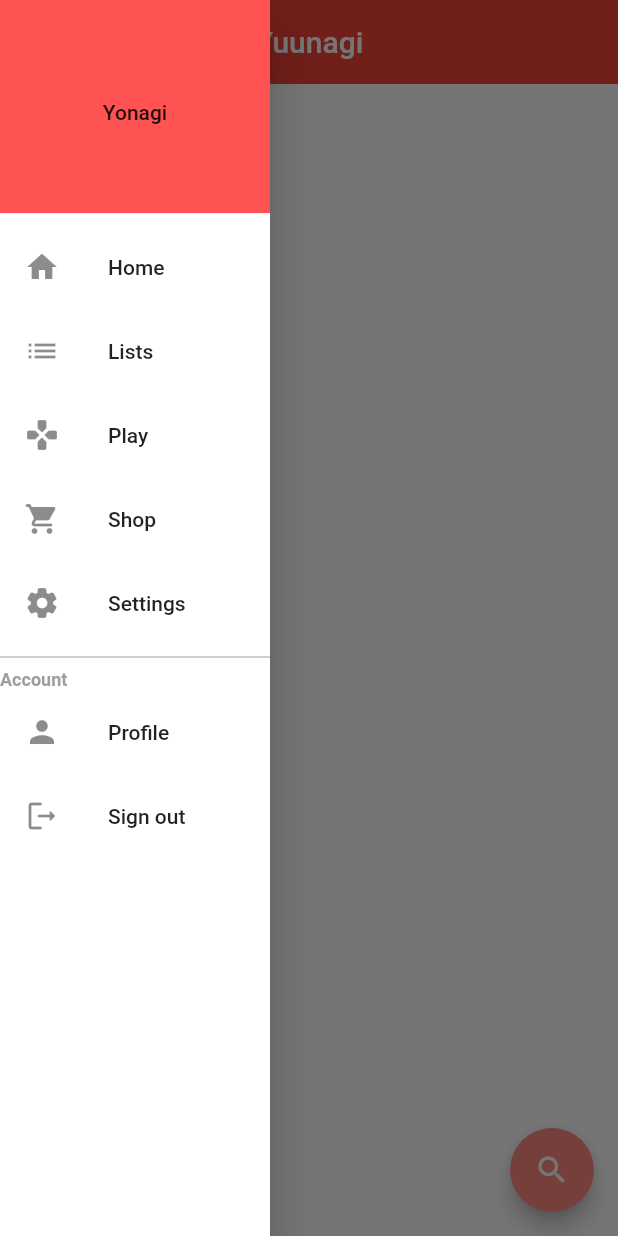
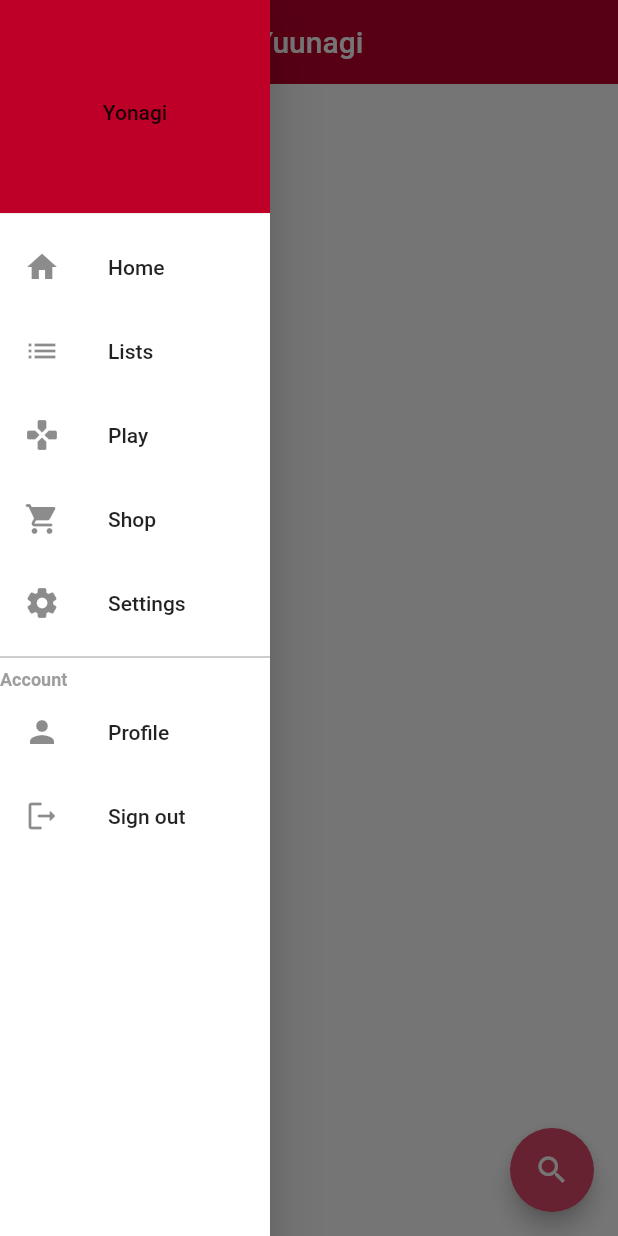
Before and after one commit to KevC000/yuunagi, a Flutter app: the screen it shows after launch, with the side drawer open, on a phone screen of 412 x 824 dp. Run offline on Flutter 3.47's test engine with Material 2 defaults, Android fonts, the phone set to English and light mode, and no system bars; our stand-ins replace auto_route; missing offline and left inert: jm_dict.

Commit message:
small UI changes for responsiveness and adaptability

```diff
--- a/lib/main.dart
+++ b/lib/main.dart
@@ -25,10 +25,10 @@ class _MainAppState extends State<MainApp> {
     return MaterialApp.router(
       debugShowCheckedModeBanner: false,
       theme: ThemeData(
-        splashColor: Colors.red,
+        splashColor: const Color.fromRGBO(190, 0, 41, 1),
         canvasColor: Colors.white,
         appBarTheme: const AppBarTheme(
-          backgroundColor: Colors.red,
+          backgroundColor: Color.fromRGBO(190, 0, 41, 1),
           foregroundColor: Colors.white,
           elevation: 0,
           iconTheme: IconThemeData(
--- a/lib/presentation/widgets/search_fab.dart
+++ b/lib/presentation/widgets/search_fab.dart
@@ -1,6 +1,5 @@
 import 'package:auto_route/auto_route.dart';
 import 'package:flutter/material.dart';
-
 
 class SearchFAB extends StatelessWidget {
   const SearchFAB({super.key});
@@ -9,9 +8,9 @@ class SearchFAB extends StatelessWidget {
   Widget build(BuildContext context) {
     return FloatingActionButton(
       onPressed: () {
-       context.router.pushNamed('/search');
+        context.router.pushNamed('/search');
       },
-      backgroundColor: Colors.redAccent[100],
+      backgroundColor: const Color.fromRGBO(225, 74, 107, 1),
       child: const Icon(Icons.search),
     );
   }
--- a/lib/presentation/widgets/yuunagi_drawer.dart
+++ b/lib/presentation/widgets/yuunagi_drawer.dart
@@ -15,7 +15,7 @@ class YuunagiDrawer extends StatelessWidget {
             height: 150,
             child: DrawerHeader(
               decoration: BoxDecoration(
-                color: Colors.redAccent,
+                color: Color.fromRGBO(190, 0, 41, 1),
               ),
               child: Center(child: Text('Yonagi')),
             ),
--- a/lib/presentation/widgets/yuunagi_rail.dart
+++ b/lib/presentation/widgets/yuunagi_rail.dart
@@ -24,10 +24,10 @@ class _YuunagiRailState extends State<YuunagiRail> {
             selectedIndex: selectedIndex,
             labelType: NavigationRailLabelType.all,
             selectedIconTheme: const IconThemeData(
-              color: Colors.redAccent,
+              color: Color.fromRGBO(190, 0, 41, 1),
             ),
             selectedLabelTextStyle: const TextStyle(
-              color: Colors.redAccent,
+              color: Color.fromRGBO(190, 0, 41, 1),
             ),
             onDestinationSelected: (int index) {
               setState(() {
--- a/lib/presentation/yuunagi_app.dart
+++ b/lib/presentation/yuunagi_app.dart
@@ -1,10 +1,13 @@
 import 'package:auto_route/auto_route.dart';
 import 'package:flutter/material.dart';
+import 'package:jm_dict/jm_dict.dart';
 import 'package:yuunagi/presentation/widgets/dictionary_search_widget.dart';
 import 'package:yuunagi/presentation/widgets/yuunagi_drawer.dart';
 import 'package:yuunagi/presentation/widgets/search_fab.dart';
 import 'package:yuunagi/presentation/widgets/yuunagi_rail.dart';
 import 'package:yuunagi/util/routers/app_router.gr.dart';
+
+var jmdict = JMDict();
 
 @RoutePage()
 class YuunagiApp extends StatefulWidget {
@@ -17,6 +20,8 @@ class YuunagiApp extends StatefulWidget {
 class _YuunagiAppState extends State<YuunagiApp> {
   @override
   Widget build(BuildContext context) {
+    jmdict.initFromAsset(assetPath: 'assets/raw/JMdict_e_examp.gz');
+
     const screens = [
       HomePageRoute(),
       ListsPageRoute(),
@@ -27,7 +32,6 @@ class _YuunagiAppState extends State<YuunagiApp> {
     ];
 
     final currentWidth = MediaQuery.of(context).size.width;
-
     final drawer = YuunagiDrawer(changeScreen: (index) {
       context.navigateTo(screens[index]);
     });
@@ -49,10 +53,12 @@ class _YuunagiAppState extends State<YuunagiApp> {
           const VerticalDivider(thickness: 1, width: 1),
           const Expanded(child: AutoRouter()),
           currentWidth >= 900
-              ? const Row(
+              ?Row(
                   children: [
-                    VerticalDivider(thickness: 1, width: 1),
-                    SizedBox(width: 275, child: DictionarySearchWidget()),
+                    const VerticalDivider(thickness: 1, width: 1),
+                    SizedBox(
+                        width: currentWidth >= 1200 ? (currentWidth*.225) : 275,
+                        child: const DictionarySearchWidget()),
                   ],
                 )
               : const SizedBox(),
--- a/lib/util/routers/app_router.dart
+++ b/lib/util/routers/app_router.dart
@@ -9,6 +9,7 @@ class AppRouter extends $AppRouter {
           path: '/',
           page: YuunagiAppRoute.page,
           initial: true,
+
           children: [
                     AutoRoute(
                 page: HomePageRoute.page,
--- a/pubspec.yaml
+++ b/pubspec.yaml
@@ -7,6 +7,7 @@ environment:
   sdk: '>=3.0.5 <4.0.0'
 
 dependencies:
+  get: ^4.6.5
   auto_route: ^7.8.0
   jm_dict: ^0.2.0
   kanji_dictionary: ^1.0.5+1
```
Also changed, not shown: pubspec.lock.
